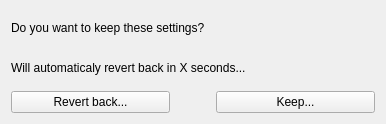
Old version of the form src/mickey/chsettings.ui in the repository mavak/linux-track.
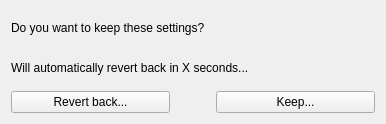
New version of the form.

```diff
--- a/src/mickey/chsettings.ui
+++ b/src/mickey/chsettings.ui
@@ -24,7 +24,7 @@
    <item>
     <widget class="QLabel" name="FBString">
      <property name="text">
-      <string>Will automaticaly revert back in X seconds...</string>
+      <string>Will automatically revert back in X seconds...</string>
      </property>
     </widget>
    </item>
```
